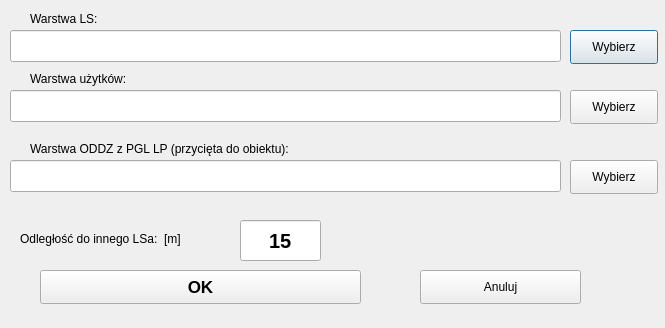
Above: skrypty/ui/ui_wyszukaj_lz.ui from Marcus-LAS-R/LASR before the change. Below: the same form after it.
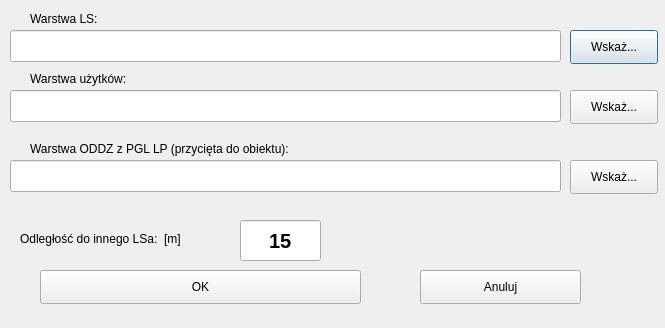
That is the form after the change.

The edit to the form file:
```diff
--- a/skrypty/ui/ui_wyszukaj_lz.ui
+++ b/skrypty/ui/ui_wyszukaj_lz.ui
@@ -73,7 +73,7 @@
     </font>
    </property>
    <property name="text">
-    <string>Wybierz</string>
+    <string>Wskaż...</string>
    </property>
   </widget>
   <widget class="QLabel" name="label_2">
@@ -124,7 +124,7 @@
     </font>
    </property>
    <property name="text">
-    <string>Wybierz</string>
+    <string>Wskaż...</string>
    </property>
   </widget>
   <widget class="QLabel" name="label_3">
@@ -184,9 +184,6 @@
    <property name="font">
     <font>
      <family>Arial</family>
-     <pointsize>13</pointsize>
-     <weight>75</weight>
-     <bold>true</bold>
     </font>
    </property>
    <property name="text">
@@ -281,7 +278,7 @@
     </font>
    </property>
    <property name="text">
-    <string>Wybierz</string>
+    <string>Wskaż...</string>
    </property>
   </widget>
  </widget>
```
Left out of the diff: 2 changed lines with no effect on the pictures.
